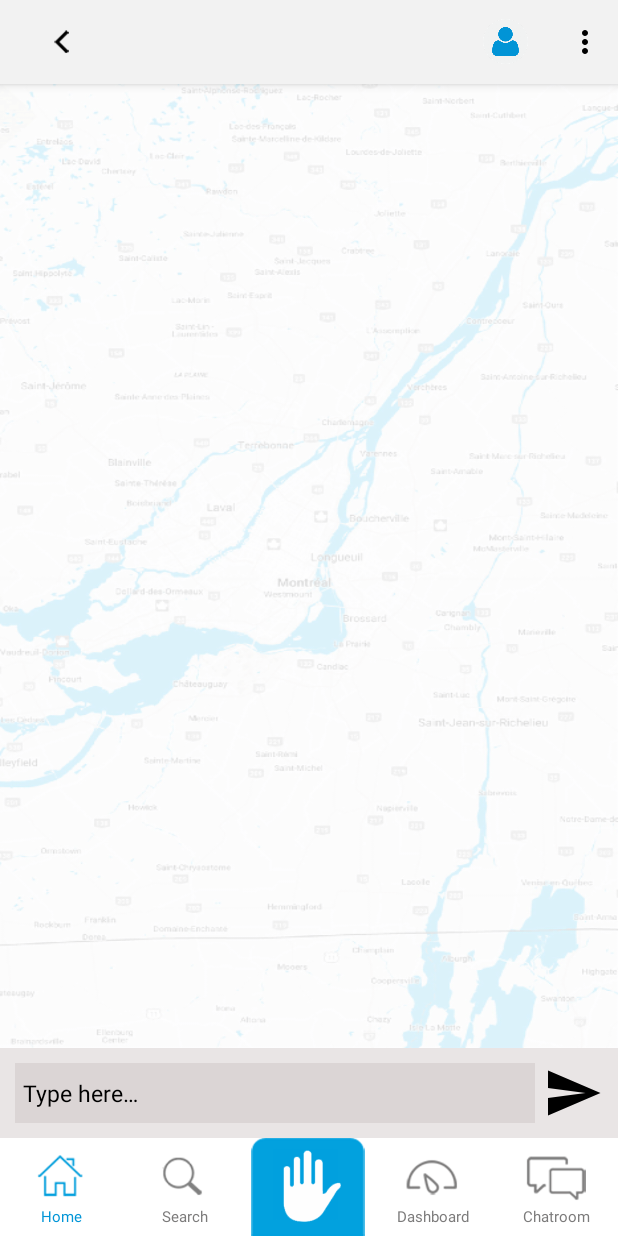
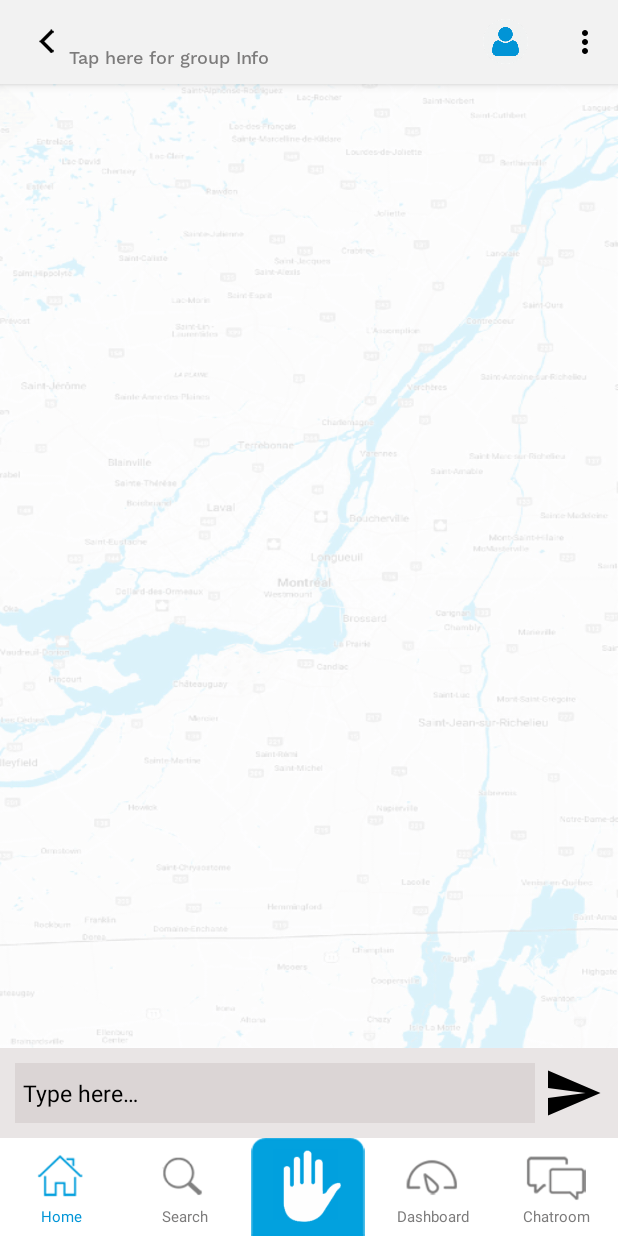
Before and after one commit to veerkrupahitesh/uHelpMe, an Android app: the fragment GroupChatFragment placed in its activity, on a phone screen of 412 x 824 dp. Run offline under Robolectric (Android 15) with nearby library versions, the phone set to English and light mode, and no system bars; our stand-ins replace Firebase (no records; nobody signed in at launch, a user with empty details on screens opened directly), Volley; libraries missing offline, so code that uses them is left out: com.crashlytics.android, io.fabric.sdk; network calls fail; pictures from the network do not load; 6 statements that could not run were skipped.

Commit message:
8th commit

```diff
--- a/app/src/main/java/com/veeritsolutions/uhelpme/activity/SignInActivity.java
+++ b/app/src/main/java/com/veeritsolutions/uhelpme/activity/SignInActivity.java
@@ -295,6 +295,7 @@ public class SignInActivity extends AppCompatActivity implements OnClickEvent, D
         params.put("Password", "");
         params.put("AcTokenId", "");
         params.put("RegisteredBy", RegisterBy.FACEBOOK.getRegisterBy());
+        params.put("ProfilePic", "");
 
         RestClient.getInstance().post(this, Request.Method.POST, params, ApiList.CLIENT_INSERT,
                 true, RequestCode.clientInsert, this);
--- a/app/src/main/java/com/veeritsolutions/uhelpme/fragments/home/GroupChatFragment.java
+++ b/app/src/main/java/com/veeritsolutions/uhelpme/fragments/home/GroupChatFragment.java
@@ -53,7 +53,7 @@ public class GroupChatFragment extends Fragment implements OnClickEvent, OnBackP
     private RecyclerView recyclerViewGroupChat;
     private EditText inputText;
     private Button btnSend;
-    private TextView tvHeader;
+    private TextView tvHeader, tvGroupInfo;
     private ImageView imgProfilePic;
     private Toolbar toolbar;
 
@@ -97,6 +97,9 @@ public class GroupChatFragment extends Fragment implements OnClickEvent, OnBackP
         tvHeader = (TextView) rootView.findViewById(R.id.tv_headerTitle);
         tvHeader.setTypeface(MyApplication.getInstance().FONT_WORKSANS_MEDIUM);
         tvHeader.setText(chatGroupModel.getName());
+
+        tvGroupInfo = (TextView) rootView.findViewById(R.id.tv_groupInfo);
+        tvGroupInfo.setTypeface(MyApplication.getInstance().FONT_WORKSANS_MEDIUM);
 
         imgProfilePic = (ImageView) rootView.findViewById(R.id.img_profilePhoto);
         Utils.setImage(chatGroupModel.getProfilePic(), R.drawable.img_user_placeholder, imgProfilePic);
--- a/app/src/main/res/layout/fragment_group_chat.xml
+++ b/app/src/main/res/layout/fragment_group_chat.xml
@@ -31,21 +31,41 @@
                     android:layout_centerInParent="true"
                     android:layout_gravity="center_vertical"
                     android:onClick="onClick"
-                    android:padding="20dp"
+                    android:padding="10dp"
                     android:src="@drawable/img_back_icon" />
 
-                <TextView
-                    android:id="@+id/tv_headerTitle"
+                <LinearLayout
                     android:layout_width="match_parent"
                     android:layout_height="match_parent"
                     android:layout_centerInParent="true"
+                    android:layout_toEndOf="@+id/img_back_header"
                     android:layout_toLeftOf="@+id/img_profilePhoto"
                     android:layout_toRightOf="@+id/img_back_header"
-                    android:ellipsize="end"
+                    android:layout_toStartOf="@+id/img_profilePhoto"
                     android:gravity="center"
-                    android:maxLines="1"
-                    android:textColor="@color/colorTitle"
-                    android:textSize="17sp" />
+                    android:orientation="vertical">
+
+                    <TextView
+                        android:id="@+id/tv_headerTitle"
+                        android:layout_width="match_parent"
+                        android:layout_height="wrap_content"
+                        android:ellipsize="end"
+                        android:gravity="center|start"
+                        android:maxLines="1"
+                        android:textColor="@color/colorTitle"
+                        android:textSize="17sp" />
+
+                    <TextView
+                        android:id="@+id/tv_groupInfo"
+                        android:layout_width="match_parent"
+                        android:layout_height="wrap_content"
+                        android:ellipsize="end"
+                        android:gravity="center|start"
+                        android:maxLines="1"
+                        android:text="@string/str_tap_here_for_group_info"
+                        android:textColor="@color/colorHint"
+                        android:textSize="12sp" />
+                </LinearLayout>
 
                 <ImageView
                     android:id="@+id/img_profilePhoto"
--- a/app/src/main/res/values/strings.xml
+++ b/app/src/main/res/values/strings.xml
@@ -292,4 +292,5 @@
     <string name="str_now">Now</string>
     <string name="groups">Groups</string>
     <string name="user">Users</string>
+    <string name="str_tap_here_for_group_info">Tap here for group Info</string>
 </resources>
```
Also changed, not shown: 2 other files.
